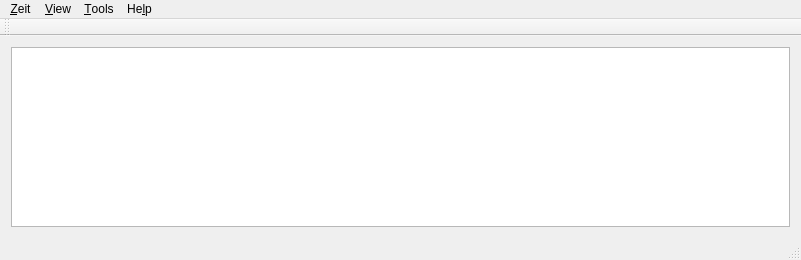
Qt form src/mainwindow.ui (loimu/zeit) before a commit.
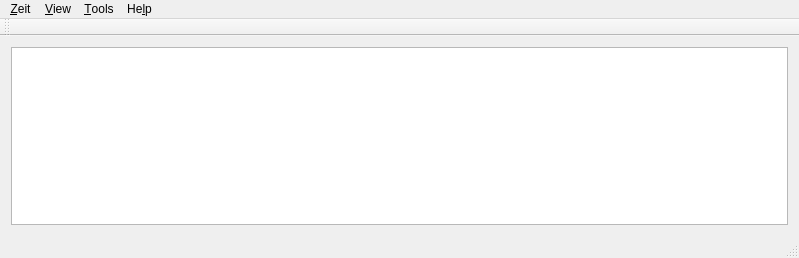
The same form after that commit. Icons and pictures are not drawn.

Commit message: zeit: get rid of the slots in the MainWindow

What changed in the file:
```diff
--- a/src/mainwindow.ui
+++ b/src/mainwindow.ui
@@ -6,8 +6,8 @@
    <rect>
     <x>0</x>
     <y>0</y>
-    <width>801</width>
-    <height>260</height>
+    <width>799</width>
+    <height>258</height>
    </rect>
   </property>
   <property name="windowTitle">
@@ -29,8 +29,8 @@
     <rect>
      <x>0</x>
      <y>0</y>
-     <width>801</width>
-     <height>27</height>
+     <width>799</width>
+     <height>30</height>
     </rect>
    </property>
    <widget class="QMenu" name="menuAdd">
```
Left out of the diff: 10 changed lines with no effect on the pictures. The commit also changes 2 other files.
